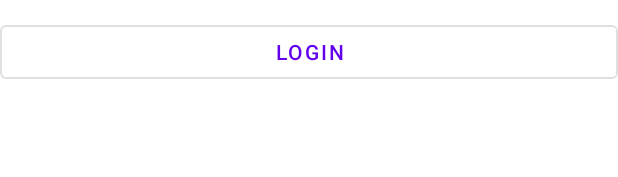
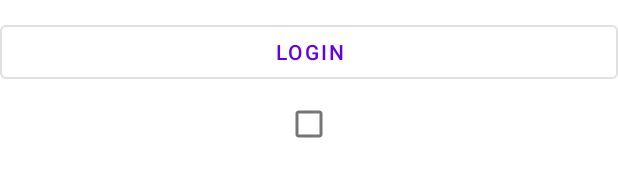
Before and after one commit to fliker2309/easyCodeAndroid, an Android app: the layout activity_main.xml on its own in the app's theme, with its tools: preview values and no code run, on a phone screen of 412 x 824 dp. Shown: the part 488-665 px from the top of the screen. Run offline under Robolectric (Android 15) with nearby library versions, the phone set to English and light mode, and no system bars.

```diff
--- a/app/src/main/java/com/example/emptyproject/MainActivity.kt
+++ b/app/src/main/java/com/example/emptyproject/MainActivity.kt
@@ -1,10 +1,8 @@
 package com.example.emptyproject
 
-import android.inputmethodservice.InputMethodService
 import android.os.Bundle
 import android.text.Editable
 import android.util.Patterns.EMAIL_ADDRESS
-import android.view.View
 import android.widget.ImageView
 import androidx.appcompat.app.AppCompatActivity
 import androidx.core.widget.addTextChangedListener
@@ -47,11 +45,11 @@ class MainActivity : AppCompatActivity() {
         })
     }
 
-    private fun AppCompatActivity.hideSoftKeyboard(view: View) {
-        val imm = this.getSystemService(INPUT_METHOD_SERVICE) as InputMethodService
-    }
-
     private fun listener() {
+        binding.loginButton.isEnabled = false
+        binding.checkbox.setOnCheckedChangeListener { _, isChecked ->
+            binding.loginButton.isEnabled = true
+        }
         binding.loginButton.setOnClickListener {
             if (EMAIL_ADDRESS.matcher(binding.textInputEditText.text.toString()).matches()) {
                 binding.loginButton.isEnabled = false
@@ -79,7 +77,7 @@ class MainActivity : AppCompatActivity() {
         )
     }
 
-    fun ImageView.load(url: String) {
+    private fun ImageView.load(url: String) {
         Glide.with(this@MainActivity)
             .load(url)
             .into(this)
--- a/app/src/main/res/layout/activity_main.xml
+++ b/app/src/main/res/layout/activity_main.xml
@@ -18,11 +18,11 @@
 
     <com.google.android.material.textfield.TextInputLayout
         android:id="@+id/textInputLayout"
-        android:textAppearance="@style/Widget.Material3.TextInputEditText.FilledBox.Dense"
         android:layout_width="match_parent"
         android:layout_height="wrap_content"
+        android:layout_margin="8dp"
         android:hint="@string/login"
-        android:layout_margin="8dp"
+        android:textAppearance="@style/Widget.Material3.TextInputEditText.FilledBox.Dense"
         app:layout_constraintEnd_toEndOf="@id/main_IV"
         app:layout_constraintStart_toStartOf="@id/main_IV"
         app:layout_constraintTop_toBottomOf="@id/main_IV">
@@ -30,9 +30,9 @@
         <com.google.android.material.textfield.TextInputEditText
             android:id="@+id/textInputEditText"
 
-            android:inputType="textEmailAddress"
             android:layout_width="match_parent"
-            android:layout_height="match_parent" />
+            android:layout_height="match_parent"
+            android:inputType="textEmailAddress" />
 
     </com.google.android.material.textfield.TextInputLayout>
 
@@ -40,30 +40,37 @@
         android:id="@+id/textInputPasswordLayout"
         android:layout_width="match_parent"
         android:layout_height="wrap_content"
+        android:layout_margin="8dp"
         android:hint="@string/password"
-        android:layout_margin="8dp"
         app:layout_constraintEnd_toEndOf="@id/textInputLayout"
         app:layout_constraintStart_toStartOf="@id/textInputLayout"
         app:layout_constraintTop_toBottomOf="@id/textInputLayout">
 
         <com.google.android.material.textfield.TextInputEditText
             android:id="@+id/textInputPasswordEditText"
-            android:inputType="textPassword"
             android:layout_width="match_parent"
-            android:layout_height="match_parent" />
+            android:layout_height="match_parent"
+            android:inputType="textPassword" />
 
     </com.google.android.material.textfield.TextInputLayout>
 
     <Button
+        android:id="@+id/loginButton"
+        style="@style/Widget.MaterialComponents.Button.OutlinedButton"
         android:layout_width="match_parent"
-        style="@style/Widget.MaterialComponents.Button.OutlinedButton"
-        android:id="@+id/loginButton"
+        android:layout_height="wrap_content"
+        android:layout_marginTop="16dp"
         android:text="@string/login"
-        android:layout_marginTop="16dp"
+        app:layout_constraintEnd_toEndOf="@id/textInputPasswordLayout"
+        app:layout_constraintStart_toStartOf="@id/textInputPasswordLayout"
+        app:layout_constraintTop_toBottomOf="@id/textInputPasswordLayout" />
+
+    <CheckBox
+        android:id="@+id/checkbox"
+        android:layout_width="match_parent"
         android:layout_height="wrap_content"
-        app:layout_constraintStart_toStartOf="@id/textInputPasswordLayout"
-        app:layout_constraintEnd_toEndOf="@id/textInputPasswordLayout"
-        app:layout_constraintTop_toBottomOf="@id/textInputPasswordLayout"
-        />
+        app:layout_constraintEnd_toEndOf="parent"
+        app:layout_constraintStart_toStartOf="parent"
+        app:layout_constraintTop_toBottomOf="@id/loginButton"/>
 
 </androidx.constraintlayout.widget.ConstraintLayout>
```
